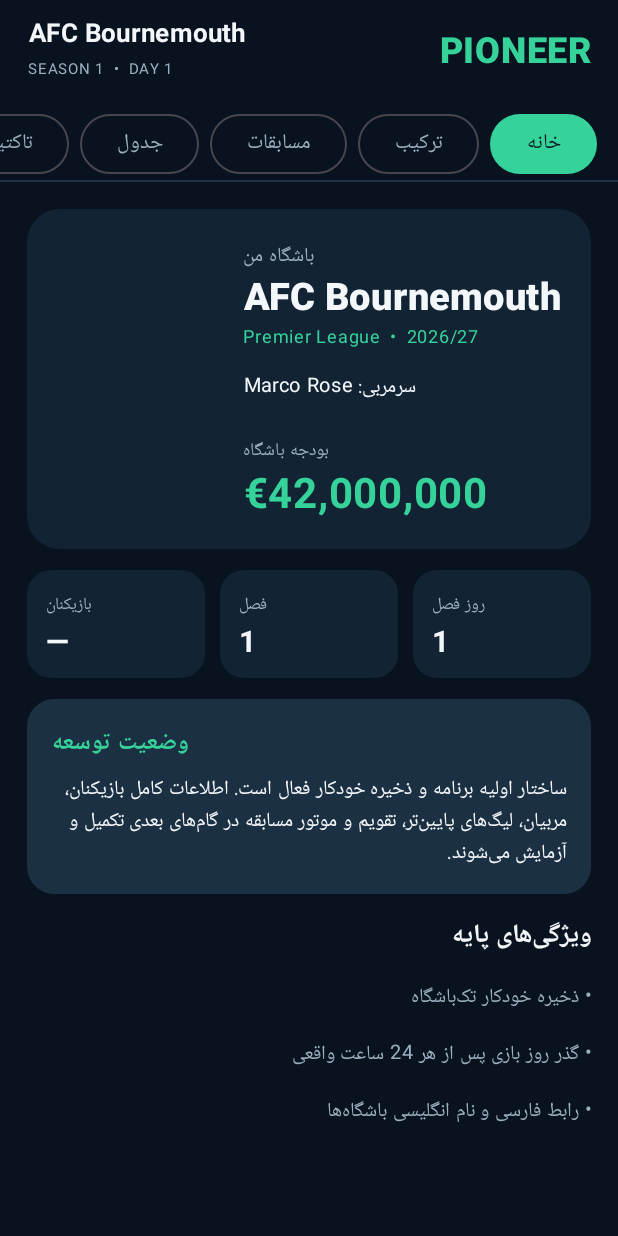
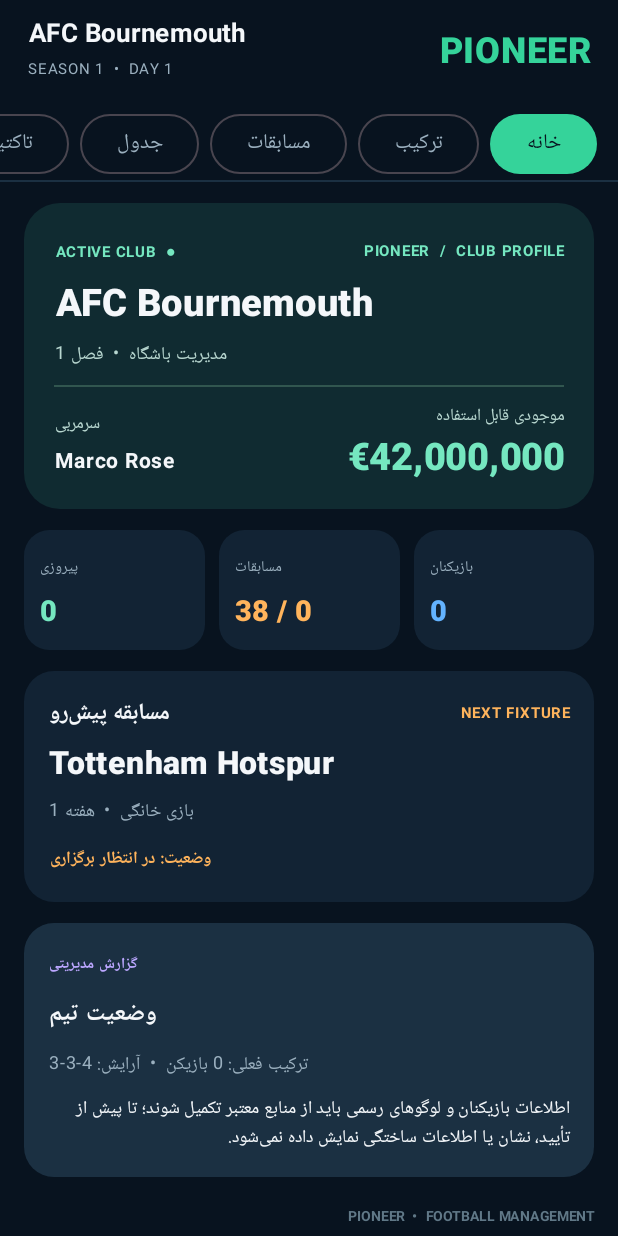
Before and after one commit to pioneer8254-afk/PIONEER, an Android app built with Jetpack Compose: the screen it shows after launch (MainActivity), after a tap on "انتخاب", on a phone screen of 412 x 824 dp. Run offline under Robolectric (Android 15) with nearby library versions, the phone set to English and light mode, and no system bars.

Commit message:
Upgrade dashboard visuals and responsive fixture layout

```diff
--- a/app/src/main/java/com/pioneer/manager/MainActivity.kt
+++ b/app/src/main/java/com/pioneer/manager/MainActivity.kt
@@ -215,54 +215,136 @@ private fun MainDashboard(save: GameSave, activeTab: String, onTabChange: (Strin
 
 @Composable
 private fun HomeScreen(save: GameSave) {
+    val clubFixtures = save.fixtures
+        .filter { it.homeClubId == save.clubId || it.awayClubId == save.clubId }
+        .sortedBy { it.matchday }
+    val played = clubFixtures.filter { it.played }
+    val upcoming = clubFixtures.firstOrNull { !it.played }
+    val wins = played.count { fixture ->
+        val home = fixture.homeClubId == save.clubId
+        val scored = if (home) fixture.result?.homeGoals else fixture.result?.awayGoals
+        val conceded = if (home) fixture.result?.awayGoals else fixture.result?.homeGoals
+        scored != null && conceded != null && scored > conceded
+    }
+    val opponentId = upcoming?.let {
+        if (it.homeClubId == save.clubId) it.awayClubId else it.homeClubId
+    }
+    val opponentName = opponentId?.let { ClubCatalog.find(it)?.name } ?: "نامشخص"
+
     Column(
-        modifier = Modifier.fillMaxSize().verticalScroll(rememberScrollState()).padding(18.dp),
+        modifier = Modifier.fillMaxSize().verticalScroll(rememberScrollState())
+            .padding(horizontal = 16.dp, vertical = 14.dp),
         verticalArrangement = Arrangement.spacedBy(14.dp)
     ) {
         Card(
-            colors = CardDefaults.cardColors(containerColor = Panel),
-            shape = RoundedCornerShape(22.dp),
-            modifier = Modifier.fillMaxWidth()
+            modifier = Modifier.fillMaxWidth(),
+            colors = CardDefaults.cardColors(containerColor = Color(0xFF102B31)),
+            shape = RoundedCornerShape(24.dp)
         ) {
-            Column(modifier = Modifier.padding(20.dp), horizontalAlignment = Alignment.End) {
-                Text("باشگاه من", color = Muted, fontSize = 13.sp)
+            Column(
+                modifier = Modifier.fillMaxWidth().padding(20.dp),
+                horizontalAlignment = Alignment.End,
+                verticalArrangement = Arrangement.spacedBy(8.dp)
+            ) {
+                Row(modifier = Modifier.fillMaxWidth(), horizontalArrangement = Arrangement.SpaceBetween) {
+                    Text("PIONEER  /  CLUB PROFILE", color = Color(0xFF75E7C0), fontSize = 10.sp, fontWeight = FontWeight.Bold)
+                    Text("●  ACTIVE CLUB", color = Color(0xFF75E7C0), fontSize = 10.sp, fontWeight = FontWeight.Bold)
+                }
                 Text(save.clubName, color = White, fontSize = 25.sp, fontWeight = FontWeight.Black)
-                Text("Premier League  •  2026/27", color = Mint, fontSize = 12.sp)
-                Spacer(Modifier.height(10.dp))
-                Text("سرمربی: " + save.managerName, color = White, fontSize = 13.sp)
-                Spacer(Modifier.height(18.dp))
-                Text("بودجه باشگاه", color = Muted, fontSize = 12.sp)
-                Text("€" + "%,d".format(save.budget), color = Mint, fontSize = 28.sp, fontWeight = FontWeight.Bold)
+                Text("مدیریت باشگاه  •  فصل ${save.season}", color = Color(0xFFB8D7D0), fontSize = 12.sp)
+                Divider(color = Color(0xFF31564F))
+                Row(modifier = Modifier.fillMaxWidth(), horizontalArrangement = Arrangement.SpaceBetween, verticalAlignment = Alignment.Bottom) {
+                    Column(horizontalAlignment = Alignment.Start) {
+                        Text("موجودی قابل استفاده", color = Color(0xFFB8D7D0), fontSize = 11.sp)
+                        Text("€" + "%,d".format(save.budget), color = Color(0xFF75E7C0), fontSize = 25.sp, fontWeight = FontWeight.Black)
+                    }
+                    Column(horizontalAlignment = Alignment.End) {
+                        Text("سرمربی", color = Color(0xFFB8D7D0), fontSize = 11.sp)
+                        Text(save.managerName, color = White, fontSize = 14.sp, fontWeight = FontWeight.Bold)
+                    }
+                }
             }
         }
-        Row(horizontalArrangement = Arrangement.spacedBy(10.dp)) {
-            StatCard("روز فصل", save.gameDay.toString(), Modifier.weight(1f))
-            StatCard("فصل", save.season.toString(), Modifier.weight(1f))
-            StatCard("بازیکنان", "—", Modifier.weight(1f))
+
+        Row(modifier = Modifier.fillMaxWidth(), horizontalArrangement = Arrangement.spacedBy(9.dp)) {
+            StatCard("بازیکنان", save.players.size.toString(), Modifier.weight(1f), Color(0xFF63B3FF))
+            StatCard("مسابقات", played.size.toString() + " / " + clubFixtures.size, Modifier.weight(1f), Color(0xFFFFB45C))
+            StatCard("پیروزی", wins.toString(), Modifier.weight(1f), Color(0xFF75E7C0))
         }
-        Card(colors = CardDefaults.cardColors(containerColor = PanelLight), shape = RoundedCornerShape(18.dp)) {
-            Column(modifier = Modifier.fillMaxWidth().padding(16.dp), horizontalAlignment = Alignment.End) {
-                Text("وضعیت توسعه", color = Mint, fontWeight = FontWeight.Bold)
-                Spacer(Modifier.height(6.dp))
+
+        Card(
+            modifier = Modifier.fillMaxWidth(),
+            colors = CardDefaults.cardColors(containerColor = Panel),
+            shape = RoundedCornerShape(20.dp)
+        ) {
+            Column(
+                modifier = Modifier.fillMaxWidth().padding(16.dp),
+                horizontalAlignment = Alignment.End,
+                verticalArrangement = Arrangement.spacedBy(8.dp)
+            ) {
+                Row(modifier = Modifier.fillMaxWidth(), horizontalArrangement = Arrangement.SpaceBetween) {
+                    Text("NEXT FIXTURE", color = Color(0xFFFFB45C), fontSize = 10.sp, fontWeight = FontWeight.Bold)
+                    Text("مسابقه پیش‌رو", color = White, fontSize = 15.sp, fontWeight = FontWeight.Bold)
+                }
+                if (upcoming == null) {
+                    Text("در حال حاضر مسابقه برنامه‌ریزی‌شده‌ای باقی نمانده است.", color = Muted, fontSize = 13.sp)
+                } else {
+                    Text(opponentName, color = White, fontSize = 21.sp, fontWeight = FontWeight.Black)
+                    Text(
+                        (if (upcoming.homeClubId == save.clubId) "بازی خانگی" else "بازی خارج از خانه") +
+                            "  •  هفته ${upcoming.matchday}",
+                        color = Muted, fontSize = 12.sp
+                    )
+                    Text("وضعیت: در انتظار برگزاری", color = Color(0xFFFFB45C), fontSize = 11.sp, fontWeight = FontWeight.Bold)
+                }
+            }
+        }
+
+        Card(
+            modifier = Modifier.fillMaxWidth(),
+            colors = CardDefaults.cardColors(containerColor = PanelLight),
+            shape = RoundedCornerShape(20.dp)
+        ) {
+            Column(
+                modifier = Modifier.fillMaxWidth().padding(16.dp),
+                horizontalAlignment = Alignment.End,
+                verticalArrangement = Arrangement.spacedBy(7.dp)
+            ) {
+                Text("گزارش مدیریتی", color = Color(0xFFBCA7FF), fontSize = 10.sp, fontWeight = FontWeight.Bold)
+                Text("وضعیت تیم", color = White, fontSize = 16.sp, fontWeight = FontWeight.Bold)
                 Text(
-                    "ساختار اولیه برنامه و ذخیره خودکار فعال است. اطلاعات کامل بازیکنان، مربیان، لیگ‌های پایین‌تر، تقویم و موتور مسابقه در گام‌های بعدی تکمیل و آزمایش می‌شوند.",
-                    color = White, fontSize = 13.sp, lineHeight = 21.sp
+                    "ترکیب فعلی: ${save.players.size} بازیکن  •  آرایش: ${save.formation}",
+                    color = Muted, fontSize = 12.sp
+                )
+                Text(
+                    "اطلاعات بازیکنان و لوگوهای رسمی باید از منابع معتبر تکمیل شوند؛ تا پیش از تأیید، نشان یا اطلاعات ساختگی نمایش داده نمی‌شود.",
+                    color = White, fontSize = 12.sp, lineHeight = 19.sp
                 )
             }
         }
-        Text("ویژگی‌های پایه", color = White, fontWeight = FontWeight.Bold, fontSize = 17.sp)
-        Text("• ذخیره خودکار تک‌باشگاه", color = Muted, fontSize = 13.sp)
-        Text("• گذر روز بازی پس از هر 24 ساعت واقعی", color = Muted, fontSize = 13.sp)
-        Text("• رابط فارسی و نام انگلیسی باشگاه‌ها", color = Muted, fontSize = 13.sp)
+        Text("PIONEER  •  FOOTBALL MANAGEMENT", color = Color(0xFF607887), fontSize = 9.sp, fontWeight = FontWeight.Bold)
     }
 }
 
 @Composable
-private fun StatCard(title: String, value: String, modifier: Modifier = Modifier) {
-    Card(modifier = modifier, colors = CardDefaults.cardColors(containerColor = Panel), shape = RoundedCornerShape(16.dp)) {
-        Column(modifier = Modifier.fillMaxWidth().padding(12.dp), horizontalAlignment = Alignment.End) {
-            Text(title, color = Muted, fontSize = 11.sp)
-            Text(value, color = White, fontSize = 20.sp, fontWeight = FontWeight.Bold)
+private fun StatCard(
+    title: String,
+    value: String,
+    modifier: Modifier = Modifier,
+    accent: Color = Mint
+) {
+    Card(
+        modifier = modifier,
+        colors = CardDefaults.cardColors(containerColor = Panel),
+        shape = RoundedCornerShape(17.dp)
+    ) {
+        Column(
+            modifier = Modifier.fillMaxWidth().padding(horizontal = 10.dp, vertical = 13.dp),
+            horizontalAlignment = Alignment.End,
+            verticalArrangement = Arrangement.spacedBy(5.dp)
+        ) {
+            Text(title, color = Muted, fontSize = 10.sp, fontWeight = FontWeight.Medium)
+            Text(value, color = accent, fontSize = 19.sp, fontWeight = FontWeight.Black, maxLines = 1)
         }
     }
 }
@@ -324,7 +406,7 @@ private fun TacticsScreen(save: GameSave, onSaveChange: (GameSave) -> Unit) {
         Text("تاکتیک و آرایش تیم", color = Mint, fontSize = 23.sp, fontWeight = FontWeight.Bold)
         Text("انتخاب آرایش", color = Muted, fontSize = 13.sp)
         formations.chunked(3).forEach { group ->
-            Row(horizontalArrangement = Arrangement.spacedBy(7.dp)) {
+            Row(modifier = Modifier.horizontalScroll(rememberScrollState()), horizontalArrangement = Arrangement.spacedBy(7.dp)) {
                 group.forEach { formation ->
                     if (save.formation == formation) {
                         Button(
@@ -396,7 +478,7 @@ private fun FixturesScreen(save: GameSave) {
         Text("تقویم لیگ", color = Mint, fontSize = 23.sp, fontWeight = FontWeight.Bold)
         Text("38 مسابقه لیگ برتر • بازی‌های انجام‌نشده در تقویم باقی می‌مانند.", color = Muted, fontSize = 12.sp)
         Spacer(Modifier.height(10.dp))
-        LazyColumn(verticalArrangement = Arrangement.spacedBy(8.dp)) {
+        LazyColumn(modifier = Modifier.weight(1f).fillMaxWidth(), verticalArrangement = Arrangement.spacedBy(8.dp)) {
             items(clubFixtures) { fixture ->
                 val isHome = fixture.homeClubId == save.clubId
                 val opponentId = if (isHome) fixture.awayClubId else fixture.homeClubId
```
